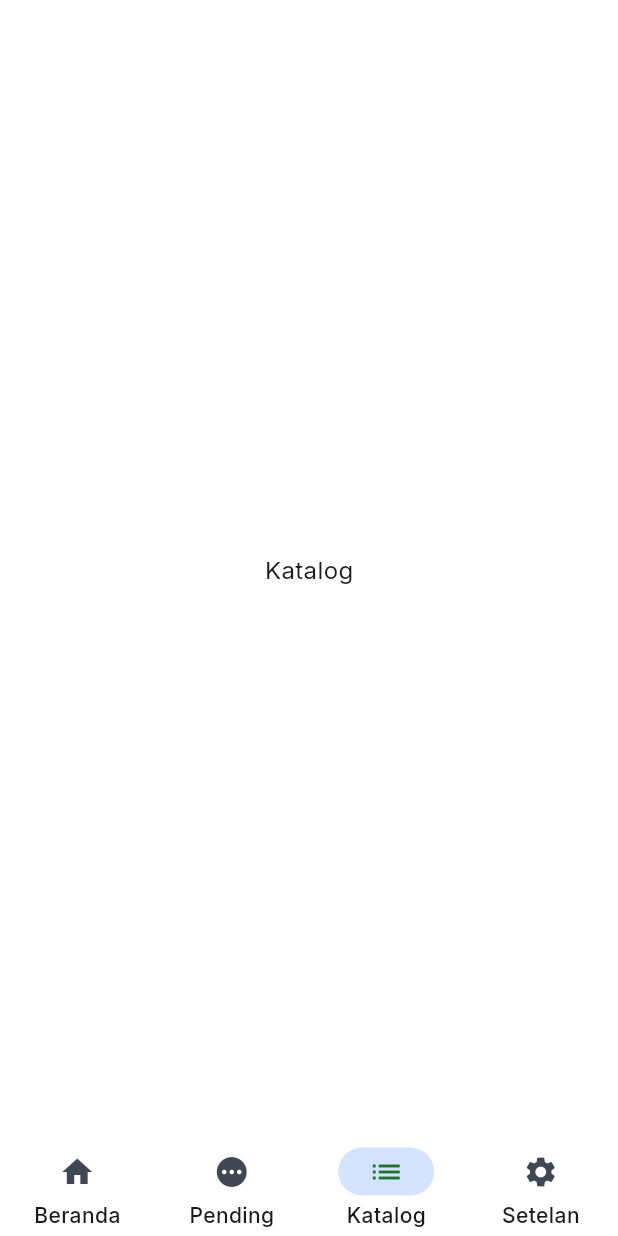
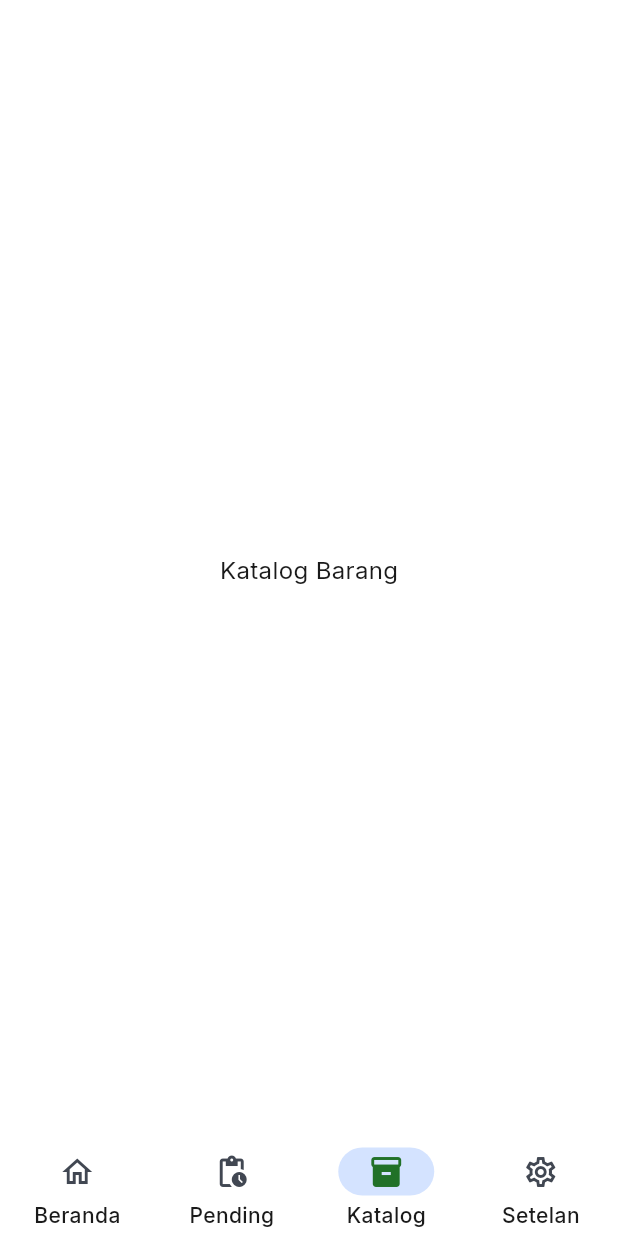
Before and after one commit to Hasban-Fardani/warung-pintar_gemma-4-good-hackathon, a Flutter app: the screen it shows after launch, item 3 of the bottom bar chosen, on a phone screen of 412 x 824 dp. Run offline on Flutter 3.47's test engine with Material 3 defaults, Android fonts, the phone set to English and light mode, and no system bars; our stand-ins replace flutter_riverpod, get_it, go_router, google_fonts, injectable.

Commit message:
feat: ACT-09 - restructure app_router.dart to PRD 4.1 paths with onboarding redirect stub

```diff
--- a/lib/core/router/app_router.dart
+++ b/lib/core/router/app_router.dart
@@ -1,17 +1,31 @@
 import 'package:flutter/material.dart';
 import 'package:go_router/go_router.dart';
+
 import '../../features/dashboard/presentation/dashboard_screen.dart';
 
-final GlobalKey<NavigatorState> _rootNavigatorKey = GlobalKey<NavigatorState>(debugLabel: 'root');
+final GlobalKey<NavigatorState> _rootNavigatorKey =
+    GlobalKey<NavigatorState>(debugLabel: 'root');
 
+/// GoRouter configuration per PRD §4.1.
+/// StatefulShellRoute for 4 bottom tabs with state preservation.
+/// Deep linking ready.
 final appRouter = GoRouter(
   navigatorKey: _rootNavigatorKey,
   initialLocation: '/',
   redirect: (context, state) {
-    // Auth redirect stub (always allow for dev mode)
+    // TODO: Check app_settings for first launch → redirect to /onboarding
     return null;
   },
   routes: [
+    // ── Onboarding (first launch only, no bottom nav) ──
+    GoRoute(
+      path: '/onboarding',
+      builder: (context, state) => const Scaffold(
+        body: Center(child: Text('Onboarding — Agent 1')),
+      ),
+    ),
+
+    // ── Main Shell (4 bottom tabs) ──
     StatefulShellRoute.indexedStack(
       builder: (context, state, navigationShell) {
         return Scaffold(
@@ -25,116 +39,101 @@ final appRouter = GoRouter(
               );
             },
             destinations: const [
-              NavigationDestination(icon: Icon(Icons.home), label: 'Beranda'),
-              NavigationDestination(icon: Icon(Icons.pending), label: 'Pending'),
-              NavigationDestination(icon: Icon(Icons.list), label: 'Katalog'),
-              NavigationDestination(icon: Icon(Icons.settings), label: 'Setelan'),
+              NavigationDestination(
+                icon: Icon(Icons.home_outlined),
+                selectedIcon: Icon(Icons.home),
+                label: 'Beranda',
+              ),
+              NavigationDestination(
+                icon: Icon(Icons.pending_actions_outlined),
+                selectedIcon: Icon(Icons.pending_actions),
+                label: 'Pending',
+              ),
+              NavigationDestination(
+                icon: Icon(Icons.inventory_2_outlined),
+                selectedIcon: Icon(Icons.inventory_2),
+                label: 'Katalog',
+              ),
+              NavigationDestination(
+                icon: Icon(Icons.settings_outlined),
+                selectedIcon: Icon(Icons.settings),
+                label: 'Setelan',
+              ),
             ],
           ),
+          // TODO: Add expandable FAB in ACT-40
         );
       },
       branches: [
+        // Tab 1: Beranda (Dashboard) — Path: /
         StatefulShellBranch(
           routes: [
             GoRoute(
-              name: 'Home - Dashboard with Transactions & Toast',
               path: '/',
               builder: (context, state) => const DashboardScreen(),
             ),
           ],
         ),
+        // Tab 2: Pending — Path: /pending
         StatefulShellBranch(
           routes: [
             GoRoute(
               path: '/pending',
-              builder: (context, state) => const Scaffold(body: Center(child: Text('Pending'))),
+              builder: (context, state) => const Scaffold(
+                body: Center(child: Text('Pending Review')),
+              ),
             ),
           ],
         ),
+        // Tab 3: Katalog — Path: /catalog
         StatefulShellBranch(
           routes: [
             GoRoute(
-              name: 'Master Data Barang - List View',
               path: '/catalog',
-              builder: (context, state) => const Scaffold(body: Center(child: Text('Katalog'))),
+              builder: (context, state) => const Scaffold(
+                body: Center(child: Text('Katalog Barang')),
+              ),
             ),
           ],
         ),
+        // Tab 4: Setelan — Path: /settings
         StatefulShellBranch(
           routes: [
             GoRoute(
-              name: 'Settings & Profil Usaha - Poppins Edition',
               path: '/settings',
-              builder: (context, state) => const Scaffold(body: Center(child: Text('Setelan'))),
+              builder: (context, state) => const Scaffold(
+                body: Center(child: Text('Setelan')),
+              ),
             ),
           ],
         ),
       ],
     ),
+
+    // ── Push routes (non-tab) ──
     GoRoute(
-      name: 'Guided Onboarding - Welcome',
-      path: '/guided-onboarding-welcome',
-      builder: (context, state) => const Scaffold(body: Center(child: Text('Guided Onboarding - Welcome'))),
+      path: '/item/:id',
+      builder: (context, state) {
+        final id = state.pathParameters['id']!;
+        return Scaffold(
+          body: Center(child: Text('Detail Barang: $id')),
+        );
+      },
     ),
     GoRoute(
-      name: 'Guided Onboarding - Profile Setup',
-      path: '/guided-onboarding-profile-setup',
-      builder: (context, state) => const Scaffold(body: Center(child: Text('Guided Onboarding - Profile Setup'))),
+      path: '/transaction/:id',
+      builder: (context, state) {
+        final id = state.pathParameters['id']!;
+        return Scaffold(
+          body: Center(child: Text('Detail Transaksi: $id')),
+        );
+      },
     ),
     GoRoute(
-      name: 'Guided Onboarding - Initial Stock',
-      path: '/guided-onboarding-initial-stock',
-      builder: (context, state) => const Scaffold(body: Center(child: Text('Guided Onboarding - Initial Stock'))),
-    ),
-    GoRoute(
-      name: 'Guided Onboarding - Confirmation',
-      path: '/guided-onboarding-confirmation',
-      builder: (context, state) => const Scaffold(body: Center(child: Text('Guided Onboarding - Confirmation'))),
-    ),
-    GoRoute(
-      name: 'Onboarding - AI Processing',
-      path: '/onboarding-ai-processing',
-      builder: (context, state) => const Scaffold(body: Center(child: Text('Onboarding - AI Processing'))),
-    ),
-    GoRoute(
-      name: 'Input Transaksi - Manual Default',
-      path: '/input-transaksi-manual-default',
-      builder: (context, state) => const Scaffold(body: Center(child: Text('Input Transaksi - Manual Default'))),
-    ),
-    GoRoute(
-      name: 'Input Transaksi - Modern Error State',
-      path: '/input-transaksi-modern-error-state',
-      builder: (context, state) => const Scaffold(body: Center(child: Text('Input Transaksi - Modern Error State'))),
-    ),
-    GoRoute(
-      name: 'Input Transaksi - Voice Mode',
-      path: '/input-transaksi-voice-mode',
-      builder: (context, state) => const Scaffold(body: Center(child: Text('Input Transaksi - Voice Mode'))),
-    ),
-    GoRoute(
-      name: 'Master Data - Tambah Barang Form',
-      path: '/master-data-tambah-barang-form',
-      builder: (context, state) => const Scaffold(body: Center(child: Text('Master Data - Tambah Barang Form'))),
-    ),
-    GoRoute(
-      name: 'Update Stok - Kamera Mode',
-      path: '/update-stok-kamera-mode',
-      builder: (context, state) => const Scaffold(body: Center(child: Text('Update Stok - Kamera Mode'))),
-    ),
-    GoRoute(
-      name: 'Update Stok - Manual Input',
-      path: '/update-stok-manual-input',
-      builder: (context, state) => const Scaffold(body: Center(child: Text('Update Stok - Manual Input'))),
-    ),
-    GoRoute(
-      name: 'Update Stok - Voice Confirmation',
-      path: '/update-stok-voice-confirmation',
-      builder: (context, state) => const Scaffold(body: Center(child: Text('Update Stok - Voice Confirmation'))),
-    ),
-    GoRoute(
-      name: 'WarungPintar History & Analytics',
-      path: '/warungpintar-history-analytics',
-      builder: (context, state) => const Scaffold(body: Center(child: Text('WarungPintar History & Analytics'))),
+      path: '/reports',
+      builder: (context, state) => const Scaffold(
+        body: Center(child: Text('Laporan & Histori')),
+      ),
     ),
   ],
 );
```
